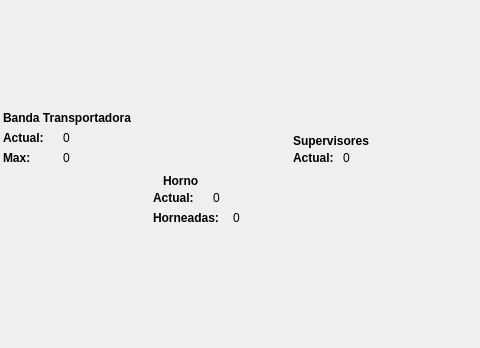
Qt form ProyectoGalletas/ventanaprincipal.ui (Huevaldinho/ED-Proyecto1-Galletas) before a commit; both pictures show x 707 to 1187 and y 0 to 348 of the 1187 by 653 pixel window.
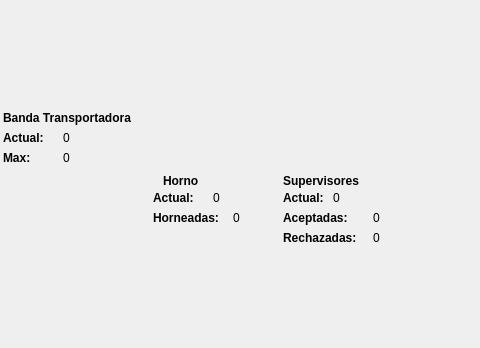
The same form after that commit.

Commit message: hilo supervisores

```diff
--- a/ProyectoGalletas/ventanaprincipal.ui
+++ b/ProyectoGalletas/ventanaprincipal.ui
@@ -815,8 +815,8 @@
    <widget class="QLabel" name="lbl_Supervisores">
     <property name="geometry">
      <rect>
-      <x>1000</x>
-      <y>130</y>
+      <x>990</x>
+      <y>170</y>
       <width>91</width>
       <height>21</height>
      </rect>
@@ -834,8 +834,8 @@
    <widget class="QLabel" name="lbl_TextActualSupervisores">
     <property name="geometry">
      <rect>
-      <x>1000</x>
-      <y>150</y>
+      <x>990</x>
+      <y>190</y>
       <width>60</width>
       <height>16</height>
      </rect>
@@ -853,8 +853,8 @@
    <widget class="QLabel" name="lbl_actualSupervisores">
     <property name="geometry">
      <rect>
-      <x>1050</x>
-      <y>150</y>
+      <x>1040</x>
+      <y>190</y>
       <width>60</width>
       <height>16</height>
      </rect>
@@ -1032,6 +1032,70 @@
      <string>Reanudar</string>
     </property>
    </widget>
+   <widget class="QLabel" name="lbl_TextSupervisoresAceptadas">
+    <property name="geometry">
+     <rect>
+      <x>990</x>
+      <y>210</y>
+      <width>81</width>
+      <height>16</height>
+     </rect>
+    </property>
+    <property name="font">
+     <font>
+      <weight>75</weight>
+      <bold>true</bold>
+     </font>
+    </property>
+    <property name="text">
+     <string>Aceptadas:</string>
+    </property>
+   </widget>
+   <widget class="QLabel" name="lbl_TextSupervisoresRechazadas">
+    <property name="geometry">
+     <rect>
+      <x>990</x>
+      <y>230</y>
+      <width>91</width>
+      <height>16</height>
+     </rect>
+    </property>
+    <property name="font">
+     <font>
+      <weight>75</weight>
+      <bold>true</bold>
+     </font>
+    </property>
+    <property name="text">
+     <string>Rechazadas:</string>
+    </property>
+   </widget>
+   <widget class="QLabel" name="lbl_SupervisoresAceptadas">
+    <property name="geometry">
+     <rect>
+      <x>1080</x>
+      <y>210</y>
+      <width>55</width>
+      <height>16</height>
+     </rect>
+    </property>
+    <property name="text">
+     <string>0</string>
+    </property>
+   </widget>
+   <widget class="QLabel" name="lbl_SupervisoresRechazadas">
+    <property name="geometry">
+     <rect>
+      <x>1080</x>
+      <y>230</y>
+      <width>55</width>
+      <height>16</height>
+     </rect>
+    </property>
+    <property name="text">
+     <string>0</string>
+    </property>
+   </widget>
   </widget>
   <widget class="QMenuBar" name="menubar">
    <property name="geometry">
```
The commit also changes 47 other files.
